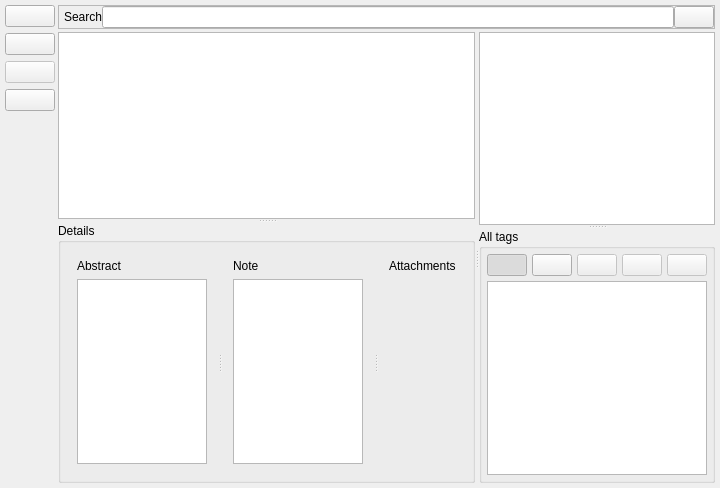
congchenutd/papernet, file PagePapers.ui: the form before one commit.
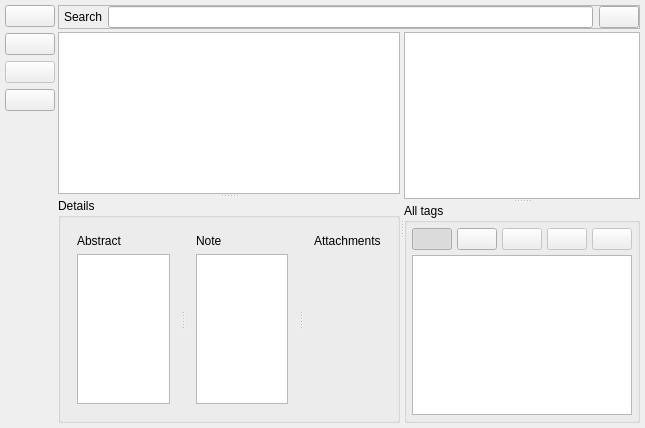
The form after the commit. Icons and pictures are not drawn. Custom widgets are drawn as their Qt base class.

What changed in the file:
```diff
--- a/PagePapers.ui
+++ b/PagePapers.ui
@@ -6,8 +6,8 @@
    <rect>
     <x>0</x>
     <y>0</y>
-    <width>720</width>
-    <height>488</height>
+    <width>645</width>
+    <height>428</height>
    </rect>
   </property>
   <property name="windowTitle">
@@ -123,9 +123,6 @@
       <enum>QFrame::Raised</enum>
      </property>
      <layout class="QHBoxLayout" name="horizontalLayout">
-      <property name="spacing">
-       <number>0</number>
-      </property>
       <property name="leftMargin">
        <number>5</number>
       </property>
```
